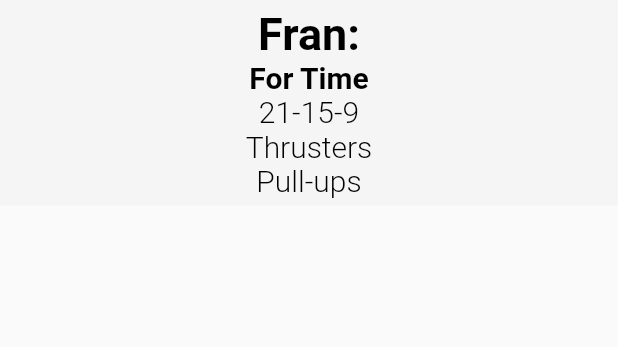
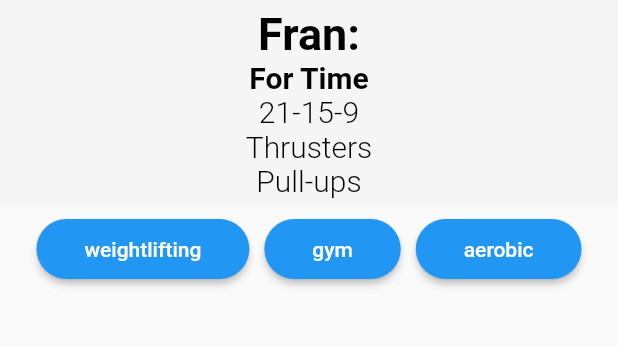
Before and after one commit to nicolaslepage/crossfeed, a Flutter app: the Wodlist_route widget shown alone on an empty page, opened directly, after a tap on "Fran:", on a phone screen of 412 x 824 dp, the part 84-431 px from its top. Run offline on Flutter 3.47's test engine with Material 2 defaults, Android fonts, the phone set to English and light mode, and no system bars; missing offline and left inert: dart:ffi.

Commit message:
add workout category and buttons in details

```diff
--- a/lib/model/workout.dart
+++ b/lib/model/workout.dart
@@ -2,10 +2,12 @@ class Workout {
   final String name;
   final String type1;
   final String mouvements;
+  final List<String> cat;
 
   const Workout({
     required this.name,
     required this.type1,
     required this.mouvements,
+    required this.cat,
   });
 }
--- a/lib/wodlist_route.dart
+++ b/lib/wodlist_route.dart
@@ -1,3 +1,5 @@
+import 'dart:ffi';
+
 import 'package:flutter/material.dart';
 import 'model/workout.dart';
 import 'workout_description_route.dart';
@@ -24,6 +26,17 @@ class Wodlist_route extends StatelessWidget {
       'Girl',
       'Hero',
       'Girl',
+    ];
+
+    const List<List<String>> _categorycat = [
+      <String>[ 'gym', 'endurance'],
+      <String>[ 'weightlifting', 'gym', 'aerobic'],
+      <String>[ 'gym', 'aerobic'],
+      <String>[ 'gym', 'aerobic'],
+      <String>[ 'weightlifting', 'aerobic'],
+      <String>[ 'weightlifting'],
+      <String>['aerobic'],
+      <String>[ 'gym', 'endurance'],
     ];
 
     const _categoryWorkoutname = <String>[
@@ -113,6 +126,7 @@ class Wodlist_route extends StatelessWidget {
         name: _categoryWorkoutname[i],
         type1: _categoryWorkouttype[i],
         mouvements: _categoryWorkoutmouvements[i],
+        cat: _categorycat[i],
       ));
     }
 
--- a/lib/workout_description_route.dart
+++ b/lib/workout_description_route.dart
@@ -7,6 +7,7 @@
 import 'package:flutter/material.dart';
 
 import 'model/workout.dart';
+import 'widget/button_widget.dart';
 
 /// A custom [Category] widget.
 ///
@@ -19,6 +20,19 @@ class workout_description_route extends StatelessWidget {
     Key? key,
     required this.given_wod,
   }) : super(key: key);
+
+  Widget buildUpgradeButton() => Row(
+    mainAxisAlignment: MainAxisAlignment.center,
+    children: <Widget>[
+      for(var item in given_wod.cat ) Padding(
+      padding: const EdgeInsets.all(5.0),
+      child:ButtonWidget(
+        text: item,
+        onClicked: () {},
+        ),
+      ),
+  ],
+  );
 
   @override
   Widget build(BuildContext context) {
@@ -73,11 +87,7 @@ class workout_description_route extends StatelessWidget {
               ),
             ),
           ),
-          Row(
-            children :[
-
-            ]
-          )
+          buildUpgradeButton(),
         ]
       )
     );
```
